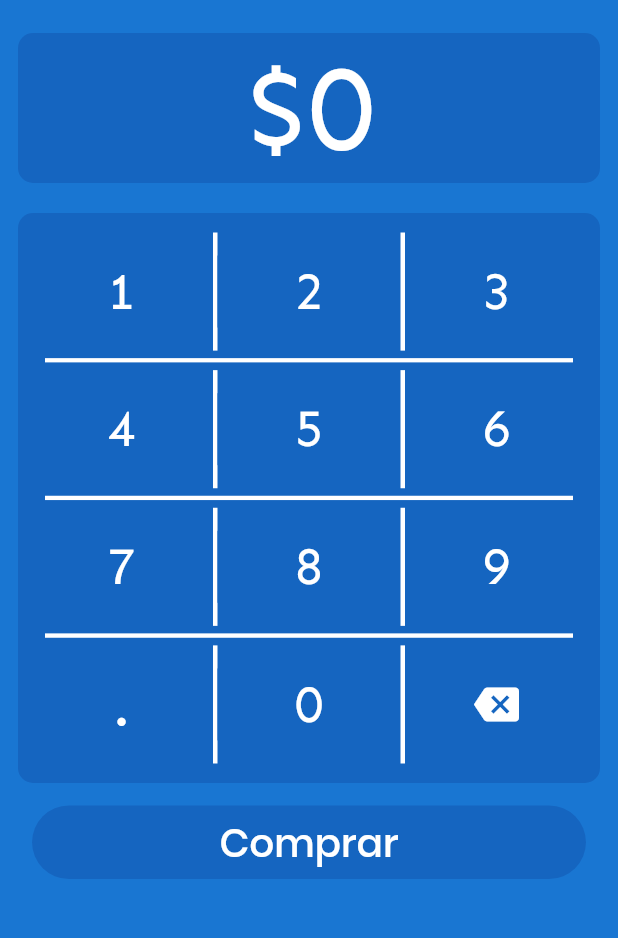
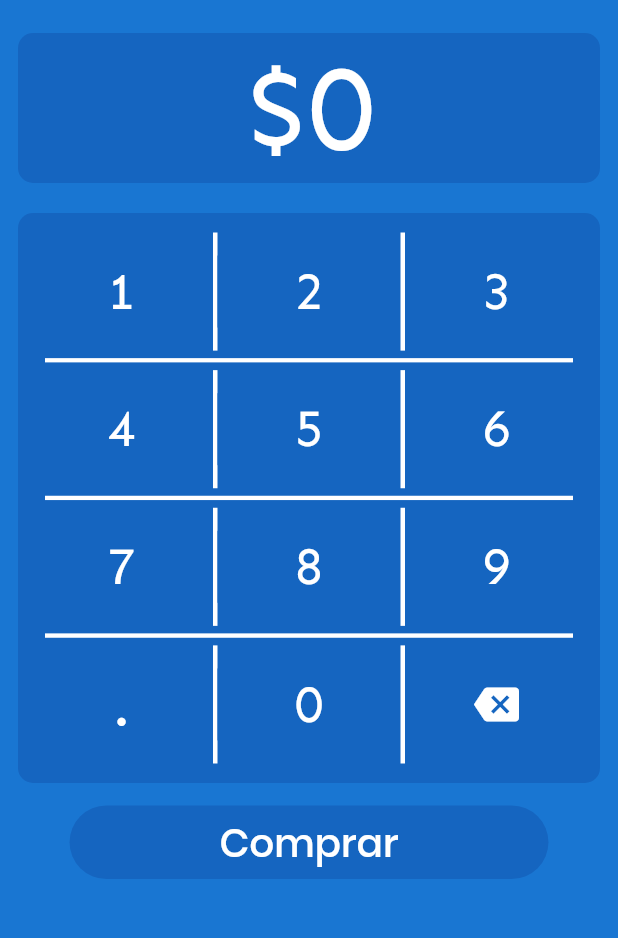
Before and after one commit to numerico8/firebase-functions-commit-recovery, a Flutter app: the ComprarCreditoUI screen opened by its route, on a phone screen of 412 x 824 dp, the part 84-1022 px from its top. Run offline on Flutter 3.47's test engine with Material 2 defaults, Android fonts, the light colour scheme and no system bars; our stand-ins replace cloud_firestore, cloud_functions, connectivity, contacts_service, firebase_auth, flutter_slidable and 6 more; accounts and stored records are empty; statements that could not run were skipped.

Commit message:
Pimpineo v1.0 From here we start to make the application responsive

```diff
--- /dev/null
+++ b/pimpineo_v1/lib/services/app_theme.dart
@@ -0,0 +1,35 @@
+
+import 'package:flutter/material.dart';
+
+class AppTheme{
+
+
+  //this is to provide the mail them of the whole application
+  static final ThemeData theme = ThemeData(
+    primaryColor: Colors.blue[800],
+    accentColor: Colors.lightBlue[100],
+    scaffoldBackgroundColor: Colors.white,
+    textTheme: textTheme,
+  );
+
+
+  static final TextTheme textTheme = TextTheme(
+    title: titleStyle,
+    subtitle: subtitleStyle,
+    button: buttonStyle,
+    headline: headlineStyle,
+  );
+
+
+  static final TextStyle titleStyle = TextStyle();
+
+  static final TextStyle subtitleStyle = TextStyle();
+
+  static final TextStyle buttonStyle = TextStyle();
+
+  static final TextStyle headlineStyle = TextStyle();
+
+
+
+
+}
--- a/pimpineo_v1/lib/services/router.dart
+++ b/pimpineo_v1/lib/services/router.dart
@@ -2,6 +2,7 @@ import 'package:flutter/cupertino.dart';
 import 'package:flutter/material.dart';
 import 'package:pimpineo_v1/view/launch_page.dart';
 import 'package:pimpineo_v1/view/login.dart';
+import 'package:pimpineo_v1/view/us/drawer_contact_us.dart';
 import 'package:pimpineo_v1/view/us/drawer_term_and_cond.dart';
 import 'package:pimpineo_v1/view/us/terminos_y_condiciones.dart';
 import 'package:pimpineo_v1/view/us/comprar_credito.dart';
@@ -38,6 +39,8 @@ class Router {
         return MaterialPageRoute(builder: (_) => TermsAndCond());
       case DrawerTermsAndCond.route:
         return MaterialPageRoute(builder: (_) => DrawerTermsAndCond());
+      case ContactUS.route:
+        return MaterialPageRoute(builder: (_) => ContactUS());
     }
     return MaterialPageRoute(builder: (_) => Scaffold(
       backgroundColor: Colors.white,
--- /dev/null
+++ b/pimpineo_v1/lib/services/size_config.dart
@@ -0,0 +1,31 @@
+import 'package:flutter/cupertino.dart';
+
+
+class SizeConfig{
+
+  static double heightMultiplier;
+  static double textMultiplier;
+  static double imageSizeMultiplier;
+
+  static double blockSizeHorizontal = 0;
+  static double blockSizeVertical = 0;
+
+  static double screenWidth;
+  static double screenHeight;
+
+  void init(BoxConstraints constraints){
+    screenHeight = constraints.maxHeight;
+    screenWidth = constraints.maxWidth;
+
+    blockSizeHorizontal = screenWidth / 100;
+    blockSizeVertical = screenHeight / 100;
+
+    heightMultiplier = blockSizeVertical;
+    textMultiplier = blockSizeVertical;
+    imageSizeMultiplier = blockSizeHorizontal;
+
+    print(blockSizeHorizontal);
+    print(blockSizeVertical);
+  }
+
+}
--- a/pimpineo_v1/lib/view/us/comprar_credito.dart
+++ b/pimpineo_v1/lib/view/us/comprar_credito.dart
@@ -51,12 +51,12 @@ class _ComprarCreditoUIState extends State<ComprarCreditoUI> {
               },
             ),
           ),
-          body: SingleChildScrollView(
-            child: Container( //container con el teclado completo
+          body: Container(
             padding: EdgeInsets.all(12),
             height: MediaQuery.of(context).size.height,
             width: double.infinity,
             color:Colors.blue[700],
+            child: SingleChildScrollView(
               child: Column( // Columna con toda la vista
                 mainAxisAlignment: MainAxisAlignment.start,
                 crossAxisAlignment: CrossAxisAlignment.start,
@@ -432,7 +432,7 @@ class _ComprarCreditoUIState extends State<ComprarCreditoUI> {
                   Center( //boton de comprar
                     child: FlatButton(
                       shape: RoundedRectangleBorder(borderRadius: BorderRadius.circular(25)),
-                      padding: EdgeInsets.symmetric(horizontal: 125, vertical: 5),
+                      padding: EdgeInsets.symmetric(horizontal: 100, vertical: 5),
                       color: Colors.blue[800],
                       child: Text('Comprar', style: TextStyle(color: Colors.white, fontFamily: 'Poppins', fontSize: 26),),
                       onPressed: (){
--- a/pimpineo_v1/lib/view/us/drawer_term_and_cond.dart
+++ b/pimpineo_v1/lib/view/us/drawer_term_and_cond.dart
@@ -72,7 +72,7 @@ class _DrawerTermsAndCondState extends State<DrawerTermsAndCond> {
                    child: SingleChildScrollView(
                      child: Text(
                        termsAndCond,
-                       style: TextStyle(fontFamily: 'Poppins'),)),
+                       style: TextStyle(fontFamily: 'Solway'),)),
                  ),
                ),
                ListTile( //acepta terminos y condiciones
--- a/pimpineo_v1/lib/view/us/terminos_y_condiciones.dart
+++ b/pimpineo_v1/lib/view/us/terminos_y_condiciones.dart
@@ -73,7 +73,7 @@ class _TermsAndCondState extends State<TermsAndCond> {
                      controller: controller,
                      child: Text(
                        termsAndCond,
-                       style: TextStyle(fontFamily: 'Poppins'),)),
+                       style: TextStyle(fontFamily: 'Solway'),)),
                  ),
                ),
                ListTile( //acepta terminos y condiciones
--- a/pimpineo_v1/lib/widgets/credit_card.dart
+++ b/pimpineo_v1/lib/widgets/credit_card.dart
@@ -703,6 +703,7 @@ class _CreditCardPurchaseUIState extends State<CreditCardPurchaseUI> {
                                                Helpers.lastroute = 'recargas';
                                                model.setState(ViewState.Idel);
                                              });
+                                             await transaccionExistosa(context);
                                              Navigator.pushNamedAndRemoveUntil(context , LobbyUS.route, (Route<dynamic> route) => false );
                                            }
                                            model.setState(ViewState.Idel);
--- a/pimpineo_v1/pubspec.yaml
+++ b/pimpineo_v1/pubspec.yaml
@@ -36,7 +36,7 @@ dependencies:
   contacts_service: ^0.4.6
   permission_handler: ^5.0.0+hotfix.6
   google_sign_in: ^4.5.1
-
+  url_launcher: ^5.4.10
 
 
 
```
Also changed, not shown: pimpineo_v1/lib/main.dart (+16 -12 lines), pimpineo_v1/lib/services/permissions_service.dart (+7 -2 lines), pimpineo_v1/lib/view/us/drawer_contact_us.dart (added, +79 -0 lines), pimpineo_v1/lib/view/us/registrarse_us.dart (+9 -3 lines), pimpineo_v1/lib/widgets/main_carousel_recargar.dart (+9 -1 lines), pimpineo_v1/lib/widgets/my_drawer.dart (+18 -13 lines), pimpineo_v1/pubspec.lock. Lines whose indentation alone changed are shown as unchanged.
